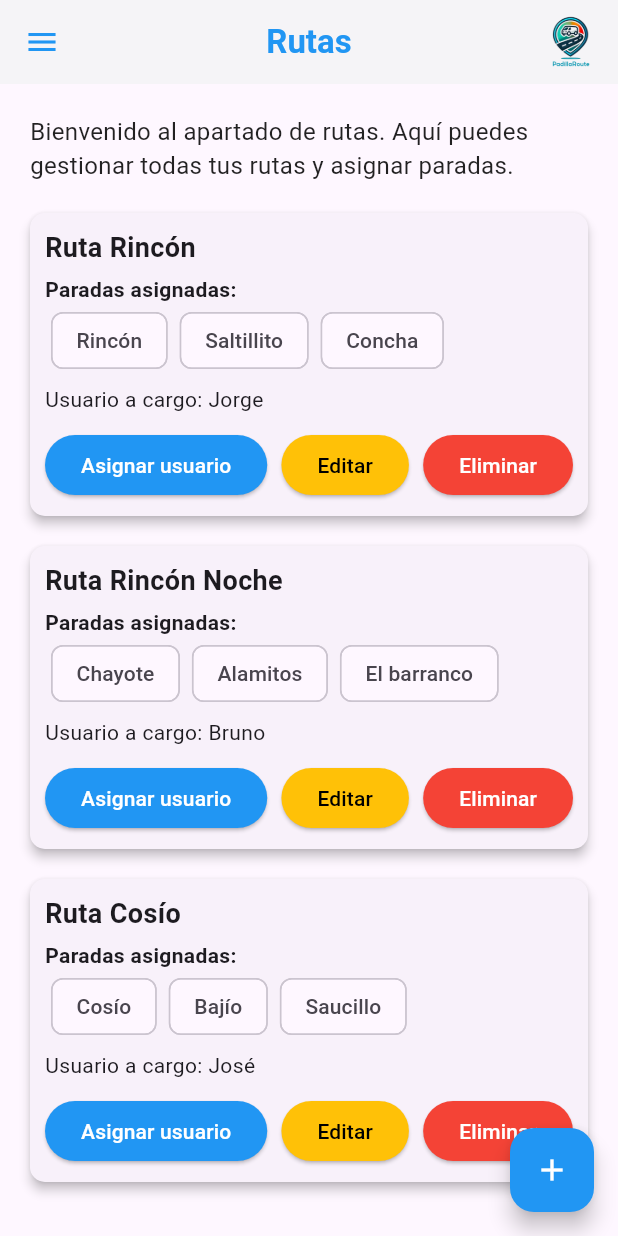
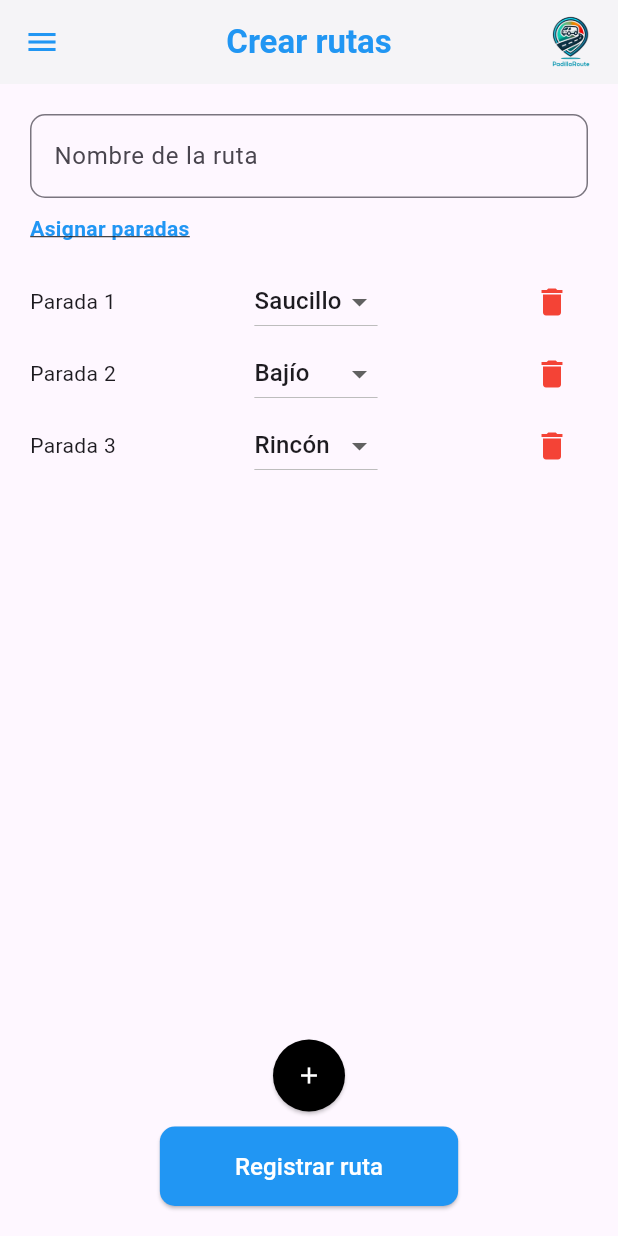
Before and after one commit to MiguelMacias3M/PadillaRoute, a Flutter app: the RoutesScreenManagement screen opened directly, after a tap on the "add" icon, on a phone screen of 412 x 824 dp. Run offline on Flutter 3.47's test engine with Material 3 defaults, Android fonts, the phone set to English and light mode, and no system bars; our stand-ins replace firebase_auth, firebase_core, firebase_database, logger, objectbox; accounts and stored records are empty; generated files the repository leaves out were written again.

Commit message:
Creacion de La screen de registro de rutas

```diff
--- a/lib/screens/RoutesScreenManagement.dart
+++ b/lib/screens/RoutesScreenManagement.dart
@@ -1,4 +1,5 @@
 import 'package:flutter/material.dart';
+import 'package:padillaroutea/screens/RoutesScreenRegister.dart';
 
 class RoutesScreenManagement extends StatelessWidget {
   @override
@@ -47,7 +48,12 @@ class RoutesScreenManagement extends StatelessWidget {
         ),
       ),
       floatingActionButton: FloatingActionButton(
-        onPressed: () {},
+        onPressed: () {
+          Navigator.push(
+            context,
+            MaterialPageRoute(builder: (context) => RoutesScreenRegister()),
+          );
+        },
         backgroundColor: Colors.blue,
         child: Icon(Icons.add, color: Colors.white),
       ),
--- a/lib/screens/RoutesScreenRegister.dart
+++ b/lib/screens/RoutesScreenRegister.dart
@@ -1,12 +1,34 @@
 import 'package:flutter/material.dart';
+import 'package:padillaroutea/screens/MenuScreenAdmin.dart';
 
-class RoutesScreenManagement extends StatelessWidget {
+class RoutesScreenRegister extends StatefulWidget {
+  @override
+  _RoutesScreenRegisterState createState() => _RoutesScreenRegisterState();
+}
+
+class _RoutesScreenRegisterState extends State<RoutesScreenRegister> {
+  final TextEditingController _routeNameController = TextEditingController();
+  List<String> stops = ['Saucillo', 'Bajío', 'Rincón']; // Opciones de paradas
+  List<String> selectedStops = ['Saucillo', 'Bajío', 'Rincón'];
+
+  void _addStop() {
+    setState(() {
+      selectedStops.add('');
+    });
+  }
+
+  void _removeStop(int index) {
+    setState(() {
+      selectedStops.removeAt(index);
+    });
+  }
+
   @override
   Widget build(BuildContext context) {
     return Scaffold(
       appBar: AppBar(
         title: Text(
-          'Rutas',
+          'Crear rutas',
           style: TextStyle(color: Colors.blue, fontWeight: FontWeight.bold),
         ),
         backgroundColor: Colors.white,
@@ -29,72 +51,83 @@ class RoutesScreenManagement extends StatelessWidget {
         child: Column(
           crossAxisAlignment: CrossAxisAlignment.start,
           children: [
-            Text(
-              'Bienvenido al apartado de rutas. Aquí puedes gestionar todas tus rutas y asignar paradas.',
-              style: TextStyle(fontSize: 16, color: Colors.black87),
+            TextField(
+              controller: _routeNameController,
+              decoration: InputDecoration(
+                labelText: 'Nombre de la ruta',
+                border: OutlineInputBorder(
+                  borderRadius: BorderRadius.circular(10),
+                ),
+              ),
             ),
             SizedBox(height: 10),
-            Expanded(
-              child: ListView(
-                children: [
-                  _routeCard(context, 'Ruta Rincón', ['Rincón', 'Saltillito', 'Concha'], 'Jorge'),
-                  _routeCard(context, 'Ruta Rincón Noche', ['Chayote', 'Alamitos', 'El barranco'], 'Bruno'),
-                  _routeCard(context, 'Ruta Cosío', ['Cosío', 'Bajío', 'Saucillo'], 'José'),
-                ],
+            GestureDetector(
+              onTap: () {},
+              child: Text(
+                'Asignar paradas',
+                style: TextStyle(color: Colors.blue, fontWeight: FontWeight.bold, decoration: TextDecoration.underline),
               ),
             ),
+            SizedBox(height: 15),
+            Expanded(
+              child: ListView.builder(
+                itemCount: selectedStops.length,
+                itemBuilder: (context, index) {
+                  return Row(
+                    mainAxisAlignment: MainAxisAlignment.spaceBetween,
+                    children: [
+                      Text('Parada ${index + 1}'),
+                      DropdownButton<String>(
+                        value: selectedStops[index].isNotEmpty ? selectedStops[index] : null,
+                        items: stops.map((String stop) {
+                          return DropdownMenuItem<String>(
+                            value: stop,
+                            child: Text(stop),
+                          );
+                        }).toList(),
+                        onChanged: (String? newValue) {
+                          setState(() {
+                            selectedStops[index] = newValue ?? '';
+                          });
+                        },
+                      ),
+                      IconButton(
+                        icon: Icon(Icons.delete, color: Colors.red),
+                        onPressed: () => _removeStop(index),
+                      ),
                     ],
+                  );
+                },
               ),
             ),
-      floatingActionButton: FloatingActionButton(
-        onPressed: () {},
-        backgroundColor: Colors.blue,
+            SizedBox(height: 10),
+            Center(
+              child: ElevatedButton(
+                onPressed: _addStop,
+                style: ElevatedButton.styleFrom(
+                  backgroundColor: Colors.black,
+                  shape: CircleBorder(),
+                  padding: EdgeInsets.all(15),
+                ),
                 child: Icon(Icons.add, color: Colors.white),
               ),
-    );
-  }
-
-  Widget _routeCard(BuildContext context, String routeName, List<String> stops, String user) {
-    return Card(
-      margin: EdgeInsets.symmetric(vertical: 10),
-      elevation: 3,
-      shape: RoundedRectangleBorder(borderRadius: BorderRadius.circular(10)),
-      child: Padding(
-        padding: EdgeInsets.all(10),
-        child: Column(
-          crossAxisAlignment: CrossAxisAlignment.start,
-          children: [
-            Text(routeName, style: TextStyle(fontWeight: FontWeight.bold, fontSize: 18)),
-            SizedBox(height: 5),
-            Text('Paradas asignadas:', style: TextStyle(fontSize: 14, fontWeight: FontWeight.bold)),
-            Wrap(
-              children: stops.map((stop) => Padding(
-                padding: EdgeInsets.symmetric(horizontal: 4),
-                child: Chip(label: Text(stop)),
-              )).toList(),
             ),
-            SizedBox(height: 5),
-            Text('Usuario a cargo: $user', style: TextStyle(fontSize: 14)),
             SizedBox(height: 10),
-            Row(
-              mainAxisAlignment: MainAxisAlignment.spaceBetween,
-              children: [
-                ElevatedButton(
+            Center(
+              child: ElevatedButton(
                 onPressed: () {},
-                  style: ElevatedButton.styleFrom(backgroundColor: Colors.blue),
-                  child: Text('Asignar usuario', style: TextStyle(color: Colors.white)),
+                style: ElevatedButton.styleFrom(
+                  backgroundColor: Colors.blue,
+                  padding: EdgeInsets.symmetric(vertical: 15, horizontal: 50),
+                  shape: RoundedRectangleBorder(
+                    borderRadius: BorderRadius.circular(10),
                   ),
-                ElevatedButton(
-                  onPressed: () {},
-                  style: ElevatedButton.styleFrom(backgroundColor: Colors.amber),
-                  child: Text('Editar', style: TextStyle(color: Colors.black)),
                 ),
-                ElevatedButton(
-                  onPressed: () {},
-                  style: ElevatedButton.styleFrom(backgroundColor: Colors.red),
-                  child: Text('Eliminar', style: TextStyle(color: Colors.white)),
+                child: Text(
+                  'Registrar ruta',
+                  style: TextStyle(fontSize: 16, color: Colors.white),
                 ),
-              ],
+              ),
             ),
           ],
         ),
@@ -132,9 +165,7 @@ class RoutesScreenManagement extends StatelessWidget {
                 ],
               ),
             ),
-            _drawerItem(context, Icons.home, 'Inicio', null),
-            _drawerItem(context, Icons.people, 'Usuarios', null),
-            _drawerItem(context, Icons.directions_car, 'Vehículos', null),
+            _drawerItem(context, Icons.home, 'Inicio', MenuScreenAdmin()),
             Divider(color: Colors.white),
             _drawerItem(context, Icons.exit_to_app, 'Cerrar sesión', null),
           ],
```
Lines whose indentation alone changed are shown as unchanged.
